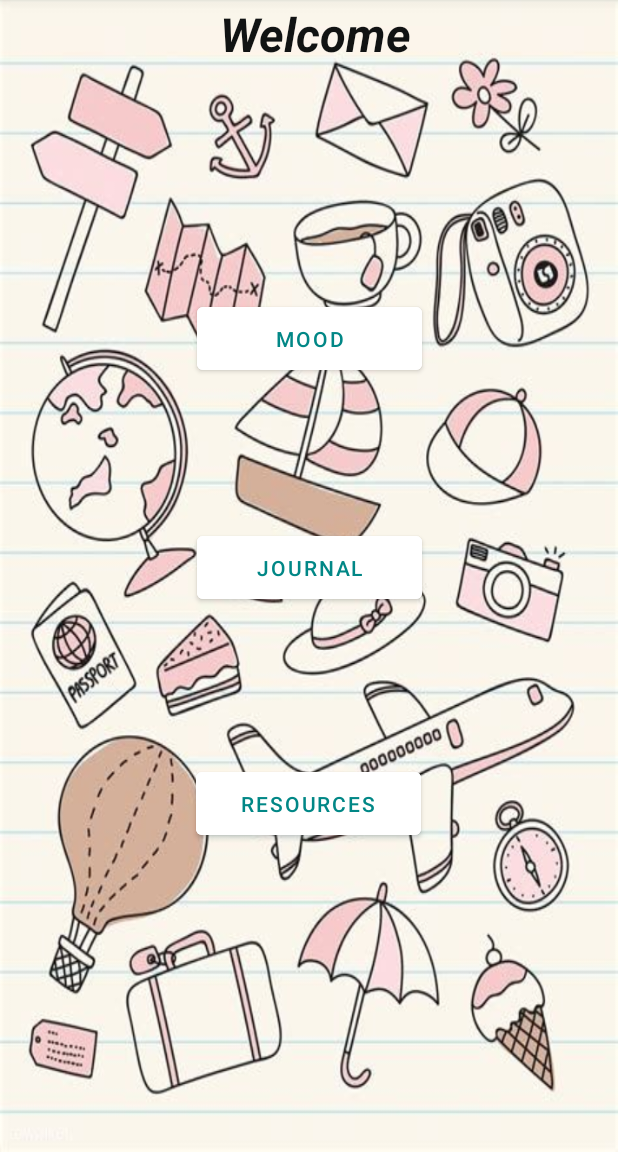
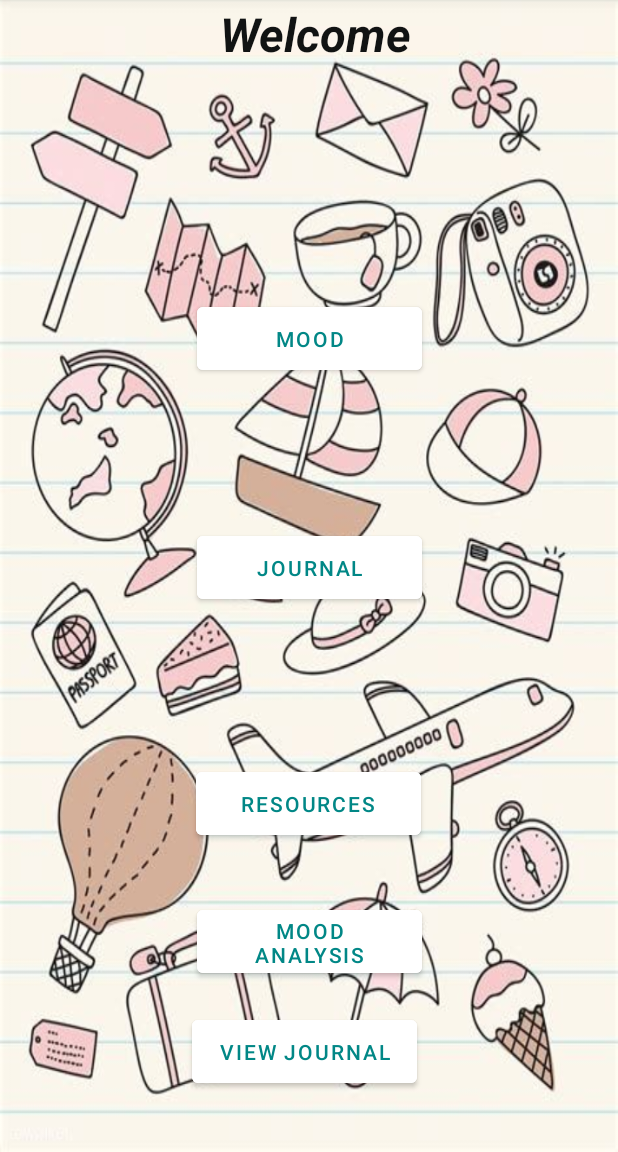
Before and after one commit to RaiyanAfiz/Mobile-Application-Development-Project, an Android app: the Dashboard screen opened directly, with no data from a screen before it, on a phone screen of 412 x 824 dp, the part 84-1236 px from its top. Run offline under Robolectric (Android 15) with nearby library versions, the phone set to English and light mode, and no system bars; our stand-ins replace Room's generated code.

Commit message:
Add mood analysis and view journal

```diff
--- a/app/src/main/java/com/example/androiddevproject/Dashboard.java
+++ b/app/src/main/java/com/example/androiddevproject/Dashboard.java
@@ -12,7 +12,7 @@ import com.example.androiddevproject.DataBase.MyDB;
 
 public class Dashboard extends AppCompatActivity {
 
-    Button mood, resources, journal;
+    Button mood, resources, journal, moodAnalysis, viewJournal;
 
 
     @Override
@@ -23,7 +23,8 @@ public class Dashboard extends AppCompatActivity {
         mood = findViewById(R.id.mood);
         resources = findViewById(R.id.resources);
         journal = findViewById(R.id.journal);
-
+        moodAnalysis = findViewById(R.id.btnMoodAnalysis);
+        viewJournal = findViewById(R.id.btnViewJournal);
 
         mood.setOnClickListener(new View.OnClickListener() {
             @Override
@@ -49,6 +50,22 @@ public class Dashboard extends AppCompatActivity {
             }
         });
 
+        moodAnalysis.setOnClickListener(new View.OnClickListener() {
+            @Override
+            public void onClick(View view) {
+                Intent intent4 = new Intent(Dashboard.this, MoodAnalytics.class);
+                startActivity(intent4);
+            }
+        });
+
+        viewJournal.setOnClickListener(new View.OnClickListener() {
+            @Override
+            public void onClick(View view) {
+                Intent intent5 = new Intent(Dashboard.this, ViewJournal.class);
+                startActivity(intent5);
+            }
+        });
+
 
     }
 
--- a/app/src/main/res/layout/activity_dashboard.xml
+++ b/app/src/main/res/layout/activity_dashboard.xml
@@ -7,6 +7,30 @@
     android:background="@drawable/bg"
     tools:context=".Dashboard">
 
+
+    <Button
+        android:id="@+id/btnMoodAnalysis"
+        android:layout_width="150dp"
+        android:layout_height="54dp"
+        android:layout_marginStart="131dp"
+        android:layout_marginBottom="113dp"
+        android:backgroundTint="@color/white"
+        android:text="MOOD Analysis"
+        android:textColor="@color/teal_700"
+        app:layout_constraintBottom_toBottomOf="parent"
+        app:layout_constraintStart_toStartOf="parent" />
+
+    <Button
+        android:id="@+id/btnViewJournal"
+        android:layout_width="150dp"
+        android:layout_height="54dp"
+        android:layout_marginStart="128dp"
+        android:layout_marginBottom="40dp"
+        android:backgroundTint="@color/white"
+        android:text="View Journal"
+        android:textColor="@color/teal_700"
+        app:layout_constraintBottom_toBottomOf="parent"
+        app:layout_constraintStart_toStartOf="parent" />
 
     <TextView
         android:id="@+id/textView"
```
Also changed, not shown: app/src/main/AndroidManifest.xml (+8 -2 lines), app/src/main/java/com/example/androiddevproject/DataBase/MoodDao.java (+9 -0 lines), app/src/main/java/com/example/androiddevproject/MoodAnalytics.java (added, +59 -0 lines), app/src/main/java/com/example/androiddevproject/ViewJournal.java (added, +41 -0 lines), app/src/main/res/layout/activity_mood_analytics.xml (added, +96 -0 lines), app/src/main/res/layout/activity_view_journal.xml (added, +16 -0 lines).
